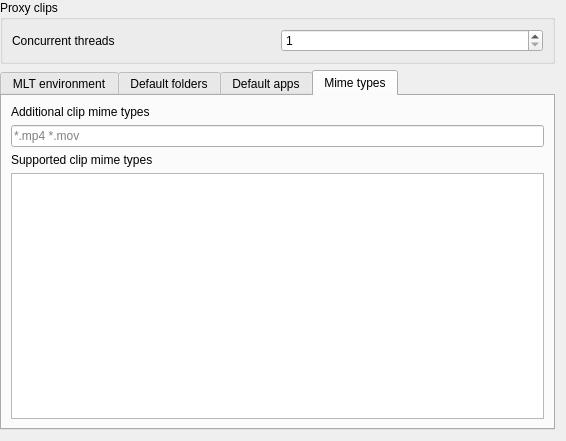
The window that src/ui/configenv_ui.ui (KDE/kdenlive) describes before a commit, drawn with Qt 5.
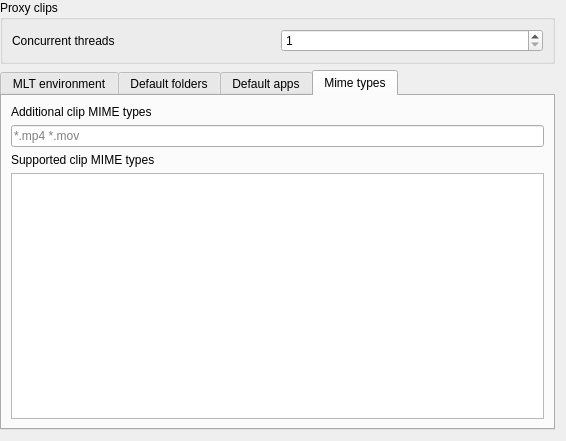
The same window after the commit. The open tabs and pages were chosen to show the change. Custom widgets are drawn as their Qt base class.

Commit message: Fix terminology: mimetype(s) -> MIME type(s)

The edit to the form file:
```diff
--- a/src/ui/configenv_ui.ui
+++ b/src/ui/configenv_ui.ui
@@ -253,7 +253,7 @@
        <item row="0" column="0">
         <widget class="QLabel" name="label_5">
          <property name="text">
-          <string>Additional clip mime types</string>
+          <string>Additional clip MIME types</string>
          </property>
         </widget>
        </item>
@@ -267,7 +267,7 @@
        <item row="2" column="0">
         <widget class="QLabel" name="label_12">
          <property name="text">
-          <string>Supported clip mime types</string>
+          <string>Supported clip MIME types</string>
          </property>
         </widget>
        </item>
```
The commit also changes 15 other files.
